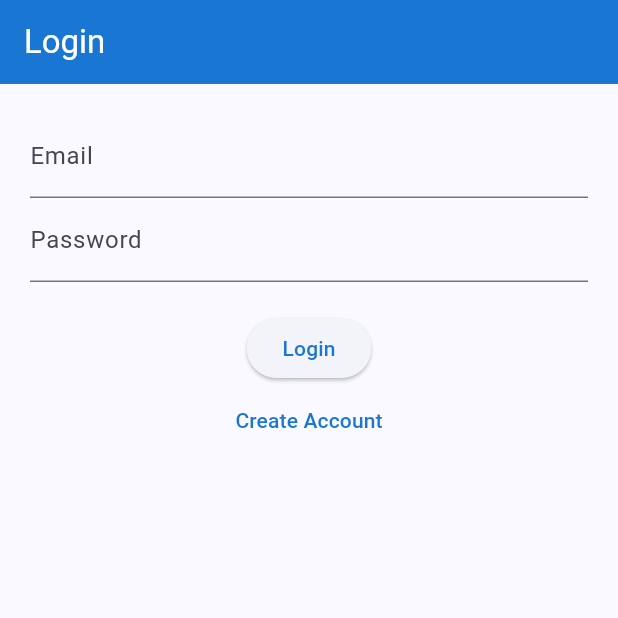
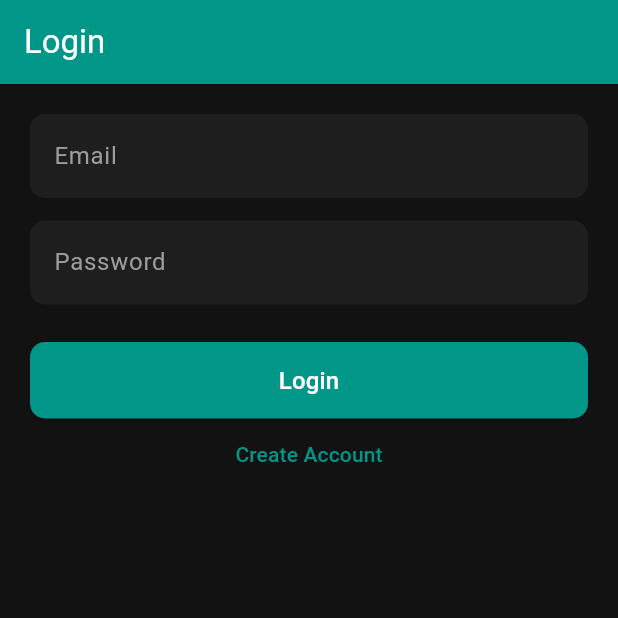
Before and after one commit to Degane77/Task-Mnagment-flutter-App-with-nodejs, a Flutter app: the screen it shows after launch, on a phone screen of 412 x 824 dp, the top half of it. Run offline on Flutter 3.47's test engine with Material 3 defaults, Android fonts, the phone set to English and light mode, and no system bars; our stand-ins replace get, get_storage.

Commit message:
KAN-9 contrllers user

```diff
--- a/task_managemant/lib/pages/login_page.dart
+++ b/task_managemant/lib/pages/login_page.dart
@@ -11,32 +11,76 @@ class LoginPage extends StatelessWidget {
   @override
   Widget build(BuildContext context) {
     return Scaffold(
-      appBar: AppBar(title: Text("Login"), backgroundColor: Color(0xFF1976D2), foregroundColor: Colors.white),
+      backgroundColor: Color(0xFF121212),
+      appBar: AppBar(
+        title: Text("Login"),
+        backgroundColor: Color(0xFF009688),
+        foregroundColor: Colors.white,
+        elevation: 0,
+      ),
       body: Padding(
         padding: EdgeInsets.all(20),
         child: Column(
           children: [
             TextField(
               controller: email,
-              decoration: InputDecoration(labelText: "Email"),
+              style: TextStyle(color: Colors.white),
+              decoration: InputDecoration(
+                labelText: "Email",
+                labelStyle: TextStyle(color: Colors.grey),
+                filled: true,
+                fillColor: Color(0xFF1E1E1E),
+                border: OutlineInputBorder(
+                  borderRadius: BorderRadius.circular(10),
+                  borderSide: BorderSide.none,
+                ),
+              ),
             ),
+            SizedBox(height: 15),
             TextField(
               controller: password,
-              decoration: InputDecoration(labelText: "Password"),
+              obscureText: true,
+              style: TextStyle(color: Colors.white),
+              decoration: InputDecoration(
+                labelText: "Password",
+                labelStyle: TextStyle(color: Colors.grey),
+                filled: true,
+                fillColor: Color(0xFF1E1E1E),
+                border: OutlineInputBorder(
+                  borderRadius: BorderRadius.circular(10),
+                  borderSide: BorderSide.none,
+                ),
+              ),
             ),
-            SizedBox(height: 20),
+            SizedBox(height: 25),
             Obx(
               () => controller.isLoading.value
-                  ? CircularProgressIndicator(color: Color(0xFF1976D2))
-                  : ElevatedButton(
-                      onPressed: () =>
-                          controller.login(email.text, password.text),
-                      child: Text("Login"),
+                  ? CircularProgressIndicator(color: Color(0xFF009688))
+                  : SizedBox(
+                      width: double.infinity,
+                      child: ElevatedButton(
+                        style: ElevatedButton.styleFrom(
+                          backgroundColor: Color(0xFF009688),
+                          padding: EdgeInsets.symmetric(vertical: 14),
+                          shape: RoundedRectangleBorder(
+                            borderRadius: BorderRadius.circular(10),
+                          ),
+                        ),
+                        onPressed: () =>
+                            controller.login(email.text, password.text),
+                        child: Text(
+                          "Login",
+                          style: TextStyle(fontSize: 16, color: Colors.white),
+                        ),
+                      ),
                     ),
             ),
             TextButton(
               onPressed: () => Get.to(SignupPage()),
-              child: Text("Create Account"),
+              child: Text(
+                "Create Account",
+                style: TextStyle(color: Color(0xFF009688)),
+              ),
             ),
           ],
         ),
```
